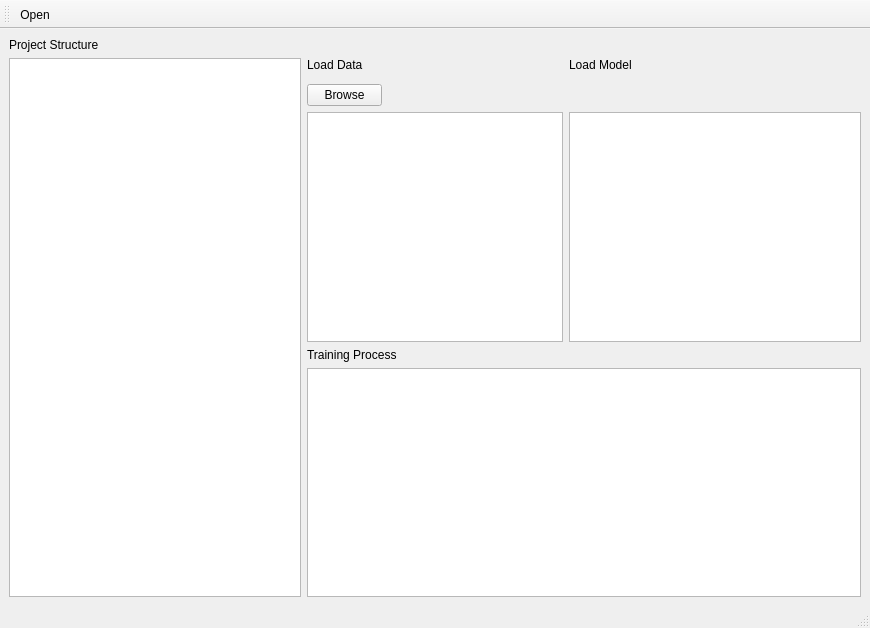
Above: QSAR-UI/mainwindow1.ui from sheMnapion/AI-QSAR before the change. Below: the same form after it.
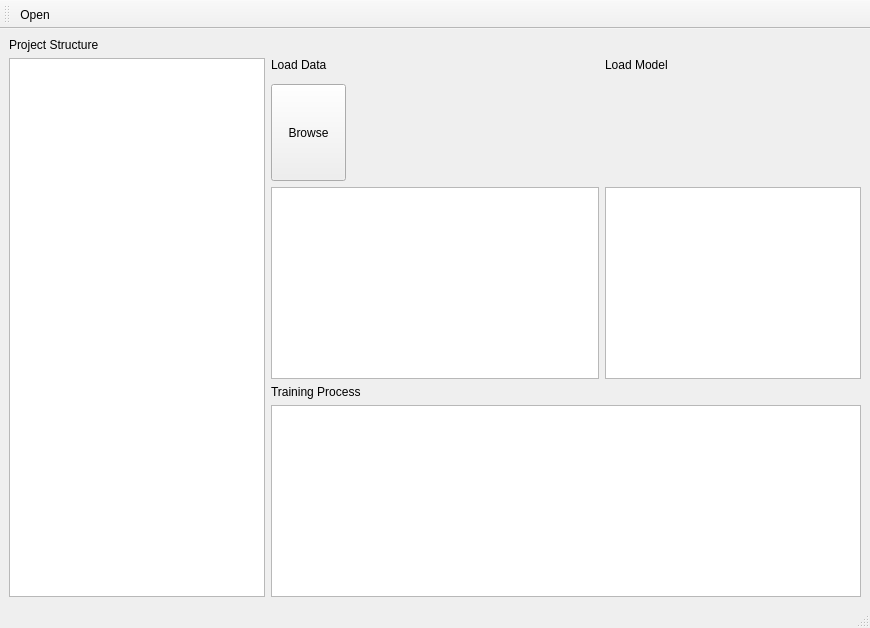
That is the form after the change. Icons and pictures are not drawn.

Diff of the .ui file:
```diff
--- a/QSAR-UI/mainwindow1.ui
+++ b/QSAR-UI/mainwindow1.ui
@@ -60,6 +60,12 @@
     </item>
     <item row="3" column="1">
      <widget class="QPushButton" name="browseBtn">
+      <property name="sizePolicy">
+       <sizepolicy hsizetype="Expanding" vsizetype="Expanding">
+        <horstretch>0</horstretch>
+        <verstretch>0</verstretch>
+       </sizepolicy>
+      </property>
       <property name="maximumSize">
        <size>
         <width>75</width>
@@ -73,6 +79,12 @@
     </item>
     <item row="3" column="2">
      <widget class="QLabel" name="labelFolder">
+      <property name="sizePolicy">
+       <sizepolicy hsizetype="Expanding" vsizetype="Expanding">
+        <horstretch>0</horstretch>
+        <verstretch>0</verstretch>
+       </sizepolicy>
+      </property>
       <property name="text">
        <string/>
       </property>
```
Left out of the diff: 4 changed lines with no effect on the pictures.
